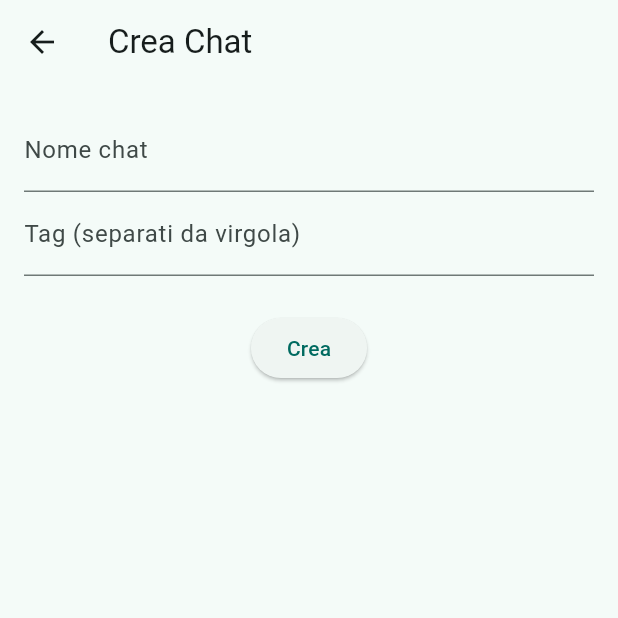
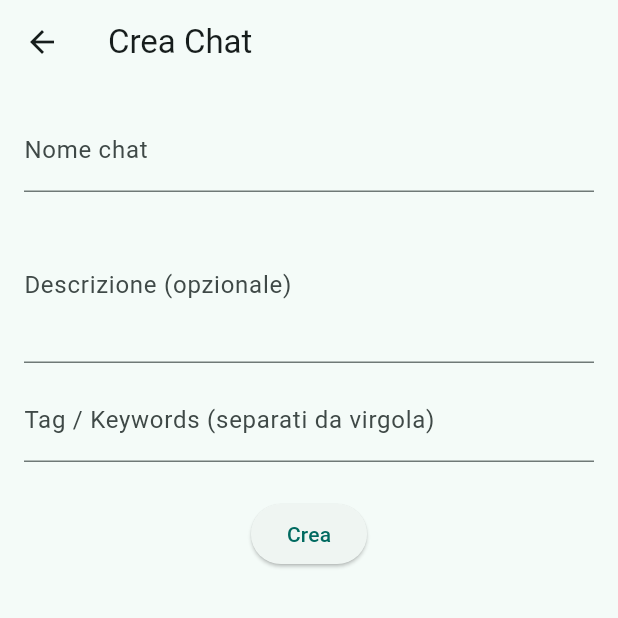
Before and after one commit to jamiejamar/platytribe, a Flutter app: the screen it shows once a user with an empty profile is signed in, after a tap on the "add" icon, on a phone screen of 412 x 824 dp, the top half of it. Run offline on Flutter 3.47's test engine with Material 3 defaults, Android fonts, the phone set to English and light mode, and no system bars; our stand-ins replace flutter_dotenv, supabase_flutter; accounts and stored records are empty.

Commit message:
feat: description field, keywords on create, random feed + split search (Title/ID, Description, Tags)

```diff
--- a/lib/models/chat.dart
+++ b/lib/models/chat.dart
@@ -1,17 +1,38 @@
 class ChatModel {
-  final String id; final String name;
-  final String? avatarUrl; final String? backgroundUrl;
-  final bool isGroup; final String? createdBy;
-  final DateTime createdAt; final List<String> tags;
-  ChatModel({required this.id, required this.name, this.avatarUrl, this.backgroundUrl, required this.isGroup, this.createdBy, required this.createdAt, required this.tags});
+  final String id;
+  final String name;
+  final String? description;           // NEW
+  final String? avatarUrl;
+  final String? backgroundUrl;
+  final bool isGroup;
+  final String? createdBy;
+  final DateTime createdAt;
+  final List<String> tags;
+
+  ChatModel({
+    required this.id,
+    required this.name,
+    this.description,
+    this.avatarUrl,
+    this.backgroundUrl,
+    required this.isGroup,
+    this.createdBy,
+    required this.createdAt,
+    required this.tags,
+  });
+
   factory ChatModel.fromMap(Map<String, dynamic> m) => ChatModel(
         id: m['id'],
         name: m['name'],
+        description: m['description'], // NEW
         avatarUrl: m['avatar_url'],
         backgroundUrl: m['background_url'],
         isGroup: (m['is_group'] ?? false) as bool,
         createdBy: m['created_by'],
         createdAt: DateTime.parse(m['created_at']),
-    tags: (m['chat_tags'] as List?)?.map((e)=>e['tag'] as String).toList() ?? const [],
+        tags: (m['chat_tags'] as List?)
+                ?.map((e) => e['tag'] as String)
+                .toList() ??
+            const [],
       );
 }
--- a/lib/screens/create_chat_screen.dart
+++ b/lib/screens/create_chat_screen.dart
@@ -9,22 +9,42 @@ class CreateChatScreen extends StatefulWidget {
 
 class _CreateChatScreenState extends State<CreateChatScreen> {
   final _name = TextEditingController();
-  final _tags = TextEditingController();
+  final _description = TextEditingController();           // NEW
+  final _keywords = TextEditingController();             // NEW
   final _svc = ChatService();
   bool _loading = false;
   String? _error;
 
   Future<void> _create() async {
+    final name = _name.text.trim();
+    if (name.isEmpty) {
+      setState(() => _error = 'Inserisci un nome per la chat');
+      return;
+    }
+
     setState(() { _loading = true; _error = null; });
     try {
+      final tags = _keywords.text
+          .split(',')
+          .map((e) => e.trim())
+          .where((e) => e.isNotEmpty)
+          .toList();
+
       await _svc.createChat(
-        name: _name.text.trim(),
-        tags: _tags.text.split(',').map((e) => e.trim()).where((e) => e.isNotEmpty).toList(),
+        name: name,
+        description: _description.text.trim().isEmpty
+            ? null
+            : _description.text.trim(),
+        tags: tags,
       );
+
       if (!mounted) return;
       Navigator.pop(context);
-    } catch (e) { setState(() { _error = '$e'; }); }
-    finally { setState(() { _loading = false; }); }
+    } catch (e) {
+      setState(() { _error = '$e'; });
+    } finally {
+      setState(() { _loading = false; });
+    }
   }
 
   @override
@@ -35,12 +55,35 @@ class _CreateChatScreenState extends State<CreateChatScreen> {
         padding: const EdgeInsets.all(16),
         child: Column(
           children: [
-            TextField(controller: _name, decoration: const InputDecoration(labelText: 'Nome chat')),
-            TextField(controller: _tags, decoration: const InputDecoration(labelText: 'Tag (separati da virgola)')),
+            TextField(
+              controller: _name,
+              decoration: const InputDecoration(labelText: 'Nome chat'),
+            ),
+            const SizedBox(height: 10),
+            TextField(
+              controller: _description,
+              maxLines: 3,
+              decoration: const InputDecoration(
+                labelText: 'Descrizione (opzionale)',
+              ),
+            ),
+            const SizedBox(height: 10),
+            TextField(
+              controller: _keywords,
+              decoration: const InputDecoration(
+                labelText: 'Tag / Keywords (separati da virgola)',
+              ),
+            ),
             const SizedBox(height: 12),
-            if (_error != null) Text(_error!, style: const TextStyle(color: Colors.red)),
+            if (_error != null)
+              Text(_error!, style: const TextStyle(color: Colors.red)),
             const SizedBox(height: 12),
-            ElevatedButton(onPressed: _loading ? null : _create, child: _loading ? const CircularProgressIndicator() : const Text('Crea')),
+            ElevatedButton(
+              onPressed: _loading ? null : _create,
+              child: _loading
+                  ? const CircularProgressIndicator()
+                  : const Text('Crea'),
+            ),
           ],
         ),
       ),
--- a/lib/screens/home_screen.dart
+++ b/lib/screens/home_screen.dart
@@ -3,7 +3,6 @@ import 'package:flutter/material.dart';
 import '../services/chat_service.dart';
 import '../services/auth_service.dart';
 import '../models/chat.dart';
-import '../algorithm/recommender.dart';
 import '../widgets/chat_view.dart';
 
 class HomeScreen extends StatefulWidget {
@@ -25,59 +24,35 @@ class _HomeScreenState extends State<HomeScreen> {
   bool _searching = false;
   String? _error;
 
+  // risultati split (se la query non è vuota)
+  SearchResults? _split;
+
   Future<void> _load() async {
-    setState(() {
-      _loading = true;
-      _error = null;
-    });
+    setState(() { _loading = true; _error = null; _split = null; });
     try {
-      final chats = await _chatSvc.fetchChats();
-      List<String> myTags = [];
-      final user = _auth.user;
-      if (user != null) {
-        myTags = await _chatSvc.fetchUserInterests(user.id);
-      }
-      final ranked = SimpleRecommender()
-          .rank(chats, userTags: myTags, seed: DateTime.now().millisecondsSinceEpoch);
-      setState(() {
-        _chats = ranked;
-      });
+      final chats = await _chatSvc.fetchChatsRandom(); // feed casuale
+      setState(() { _chats = chats; });
     } catch (e) {
-      setState(() {
-        _error = '$e';
-      });
+      setState(() { _error = '$e'; });
     } finally {
-      setState(() {
-        _loading = false;
-      });
+      setState(() { _loading = false; });
     }
   }
 
   Future<void> _runSearch(String q) async {
-    if (q.trim().isEmpty) {
-      // Campo vuoto → ricarico feed normale
+    final query = q.trim();
+    if (query.isEmpty) {
       await _load();
       return;
     }
-    setState(() {
-      _searching = true;
-      _error = null;
-    });
+    setState(() { _searching = true; _error = null; });
     try {
-      final results = await _chatSvc.searchChats(q);
-      setState(() {
-        _chats = results;
-        // reset alla prima pagina quando cambia la lista
-        _page.jumpToPage(0);
-      });
+      final res = await _chatSvc.searchChatsSplit(query);
+      setState(() { _split = res; });
     } catch (e) {
-      setState(() {
-        _error = '$e';
-      });
+      setState(() { _error = '$e'; });
     } finally {
-      setState(() {
-        _searching = false;
-      });
+      setState(() { _searching = false; });
     }
   }
 
@@ -117,6 +92,48 @@ class _HomeScreenState extends State<HomeScreen> {
     }
   }
 
+  void _openFromSearch(ChatModel chat) {
+    // Mostra quella chat direttamente nel feed verticale
+    setState(() {
+      _split = null;
+      _chats = [chat];
+    });
+    _page.jumpToPage(0);
+  }
+
+  Widget _section(String title, List<ChatModel> list) {
+    if (list.isEmpty) return const SizedBox.shrink();
+    return Padding(
+      padding: const EdgeInsets.only(bottom: 12),
+      child: Column(
+        crossAxisAlignment: CrossAxisAlignment.start,
+        children: [
+          Padding(
+            padding: const EdgeInsets.fromLTRB(12, 8, 12, 6),
+            child: Text(title,
+                style: const TextStyle(fontWeight: FontWeight.w700, fontSize: 14)),
+          ),
+          ...list.map((c) {
+            final subtitlePieces = <String>[];
+            if ((c.description ?? '').isNotEmpty) {
+              final d = c.description!;
+              subtitlePieces.add(d.length > 80 ? '${d.substring(0, 80)}…' : d);
+            }
+            if (c.tags.isNotEmpty) {
+              subtitlePieces.add(c.tags.take(5).join(', '));
+            }
+            final subtitle = subtitlePieces.isEmpty ? null : subtitlePieces.join('  ·  ');
+            return ListTile(
+              title: Text(c.name),
+              subtitle: subtitle == null ? null : Text(subtitle),
+              onTap: () => _openFromSearch(c),
+            );
+          }),
+        ],
+      ),
+    );
+  }
+
   @override
   Widget build(BuildContext context) {
     final navButtons = Positioned(
@@ -144,7 +161,7 @@ class _HomeScreenState extends State<HomeScreen> {
       child: TextField(
         controller: _searchCtrl,
         decoration: InputDecoration(
-          hintText: 'Search chats by name or ID…',
+          hintText: 'Search by Title, ID, Description or Tags…',
           prefixIcon: const Icon(Icons.search),
           suffixIcon: (_searchCtrl.text.isNotEmpty)
               ? IconButton(
@@ -177,9 +194,21 @@ class _HomeScreenState extends State<HomeScreen> {
       bodyContent = const Center(child: CircularProgressIndicator());
     } else if (_error != null) {
       bodyContent = Center(child: Text(_error!));
+    } else if (_split != null && _searchCtrl.text.trim().isNotEmpty) {
+      // Vista risultati split
+      final s = _split!;
+      bodyContent = ListView(
+        children: [
+          _section('Title / ID', s.titleOrId),
+          _section('Description', s.description),
+          _section('Tags', s.tags),
+          const SizedBox(height: 24),
+        ],
+      );
     } else if (_chats.isEmpty) {
       bodyContent = const Center(child: Text('No chats found'));
     } else {
+      // Feed verticale con ChatView
       bodyContent = Stack(
         children: [
           PageView.builder(
```
Also changed, not shown: lib/services/chat_service.dart (+95 -22 lines). Lines whose indentation alone changed are shown as unchanged.
